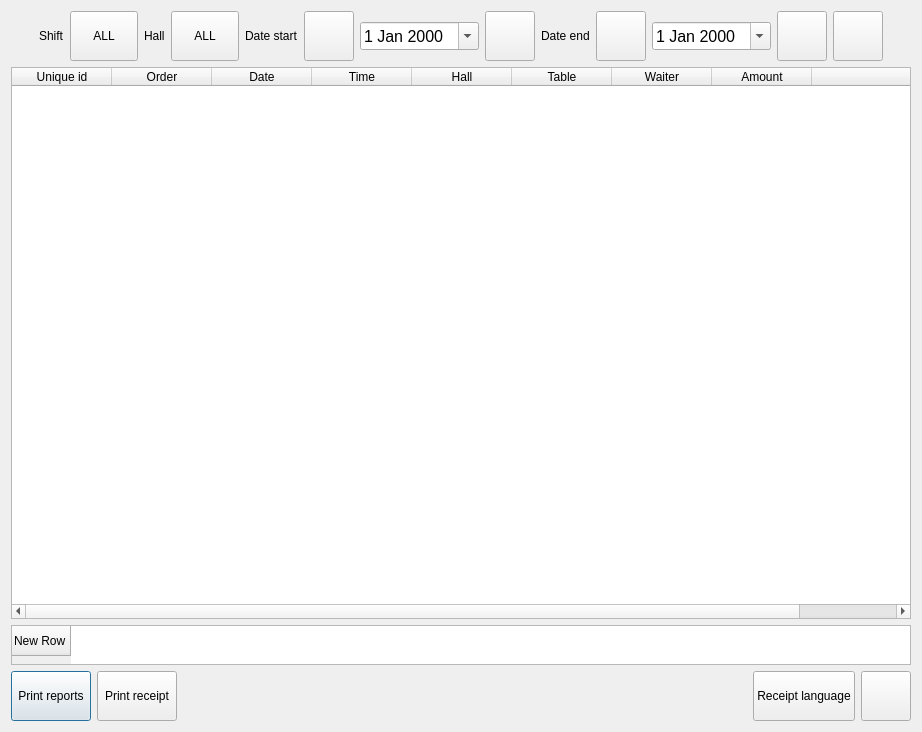
Above: Waiter/dlgreports.ui from End1-1/Cafe5 before the change. Below: the same form after it.
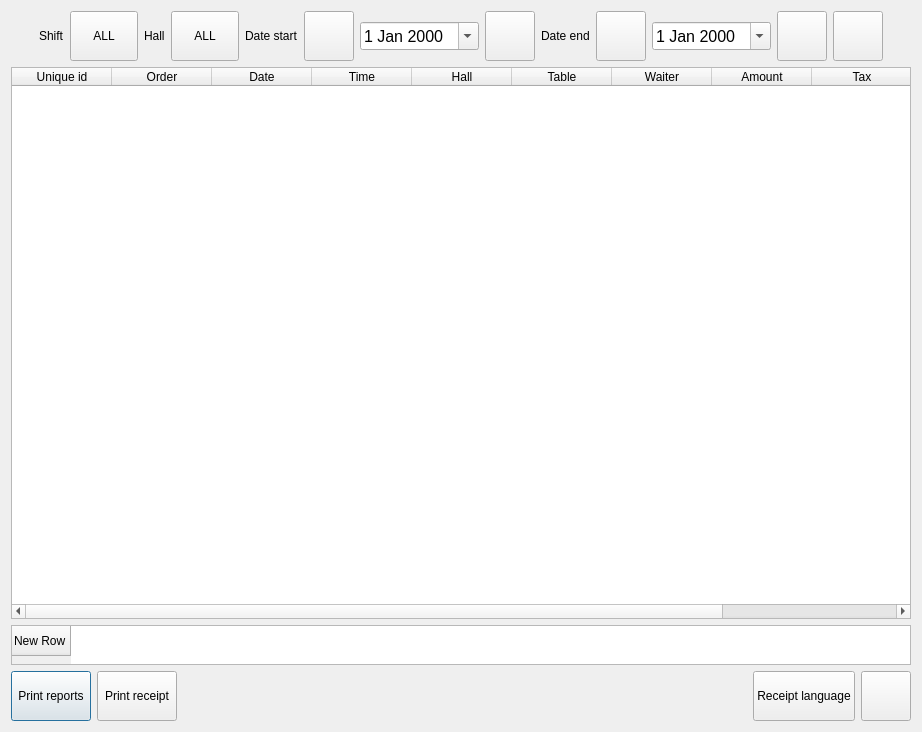
That is the form after the change. Icons and pictures are not drawn. Custom widgets are drawn as their Qt base class.

Diff of the .ui file:
```diff
--- a/Waiter/dlgreports.ui
+++ b/Waiter/dlgreports.ui
@@ -215,6 +215,11 @@
        <string>Amount</string>
       </property>
      </column>
+     <column>
+      <property name="text">
+       <string>Tax</string>
+      </property>
+     </column>
      <column>
       <property name="text">
        <string/>
```
Left out of the diff: 11 changed lines with no effect on the pictures.
